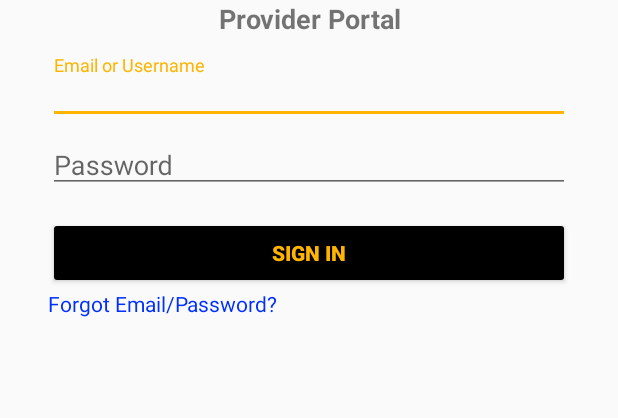
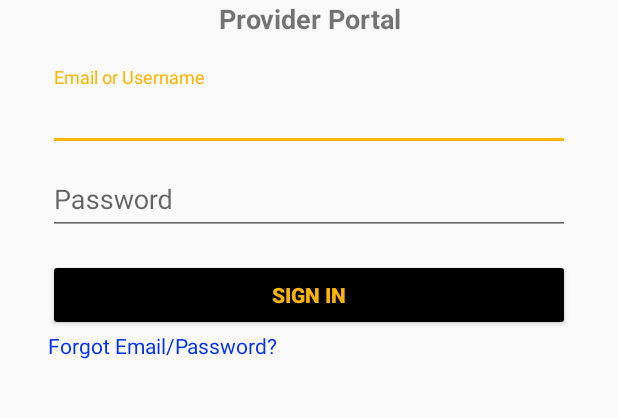
Before and after one commit to ProfCoffee/PlayOver, an Android app: the screen it shows after launch (LoginProviderActivity), after a tap on "Sign in as Provider", on a phone screen of 412 x 824 dp, the part 215-633 px from its top. Run offline under Robolectric (Android 15) with nearby library versions, the phone set to English and light mode, and no system bars; 2 statements that could not run were skipped.

Commit message:
Minor Bug Fixes

```diff
--- a/app/src/main/java/com/steubercreative/www/playover/ForgotLoginActivity.java
+++ b/app/src/main/java/com/steubercreative/www/playover/ForgotLoginActivity.java
@@ -5,6 +5,7 @@ import android.support.v7.app.AppCompatActivity;
 import android.os.Bundle;
 import android.view.View;
 import android.widget.Button;
+import android.widget.Toast;
 
 public class ForgotLoginActivity extends AppCompatActivity {
 
@@ -18,7 +19,9 @@ public class ForgotLoginActivity extends AppCompatActivity {
             @Override
             public void onClick(View view) {
                 Intent intent = new Intent(ForgotLoginActivity.this, LoginActivity.class);
-                startActivity(intent);
+                Toast.makeText(getBaseContext(),"NOT OPERATIONAL YET", Toast.LENGTH_LONG);
+
+                //startActivity(intent);
             }
         });
     }
--- a/app/src/main/java/com/steubercreative/www/playover/LoginActivity.java
+++ b/app/src/main/java/com/steubercreative/www/playover/LoginActivity.java
@@ -305,4 +305,8 @@ public class LoginActivity extends AppCompatActivity implements LoaderCallbacks<
         int IS_PRIMARY = 1;
     }
 
+    public void onBackPressed(){
+
+    }
+
 }
--- a/app/src/main/res/layout/content_login_provider.xml
+++ b/app/src/main/res/layout/content_login_provider.xml
@@ -43,7 +43,7 @@
 
             <Space
                 android:layout_width="match_parent"
-                android:layout_height="12dp" />
+                android:layout_height="20dp" />
 
             <android.support.design.widget.TextInputLayout
                 android:layout_width="match_parent"
@@ -52,7 +52,7 @@
                 <AutoCompleteTextView
                     android:id="@+id/email"
                     android:layout_width="match_parent"
-                    android:layout_height="35dp"
+                    android:layout_height="wrap_content"
                     android:hint="@string/prompt_email"
                     android:inputType="textEmailAddress"
                     android:maxLines="1"
@@ -67,7 +67,7 @@
                 <EditText
                     android:id="@+id/password"
                     android:layout_width="match_parent"
-                    android:layout_height="35dp"
+                    android:layout_height="wrap_content"
                     android:hint="@string/prompt_password"
                     android:imeActionId="6"
                     android:imeActionLabel="@string/prompt_password"
```
Also changed, not shown: app/src/main/java/com/steubercreative/www/playover/AirportSelectionActivity.java (+13 -0 lines), app/src/main/java/com/steubercreative/www/playover/ProviderMainActivity.java (+9 -0 lines).
